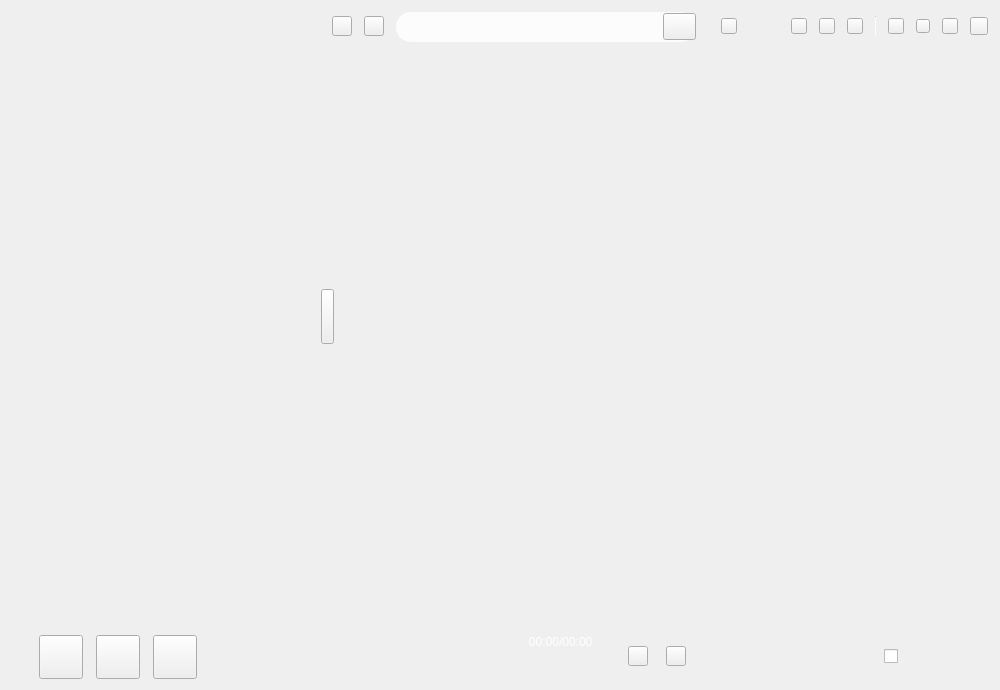
Greedysky/TTKMusicPlayer, file TTKCore/musicUiKits/musicApplication/musicapplication.ui: the form before one commit.
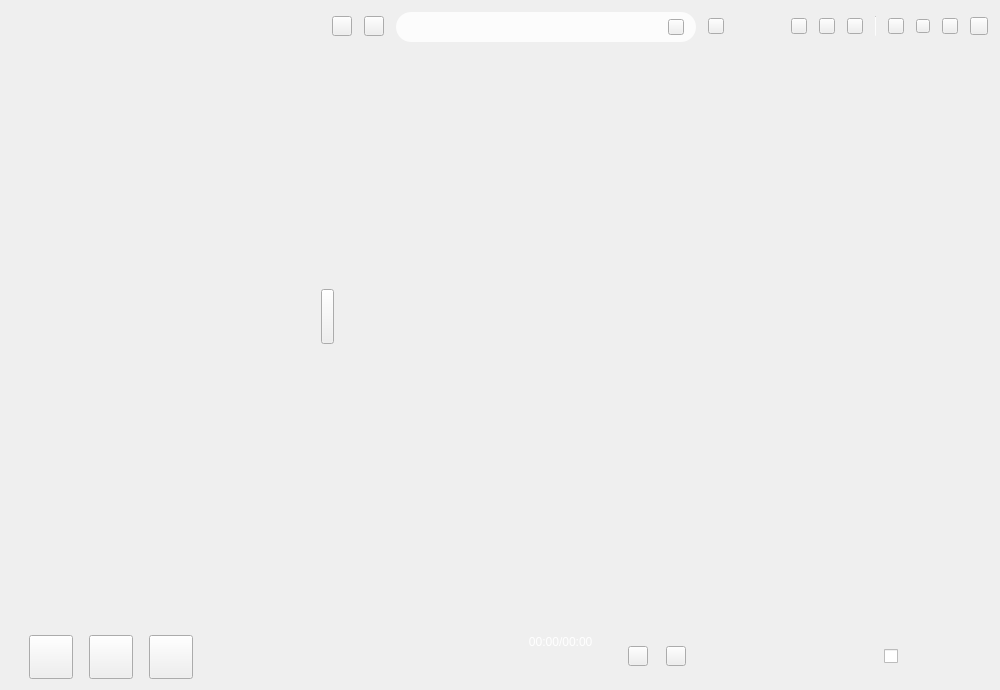
The form after the commit. Icons and pictures are not drawn. Custom widgets are drawn as their Qt base class.

What changed in the file:
```diff
--- a/TTKCore/musicUiKits/musicApplication/musicapplication.ui
+++ b/TTKCore/musicUiKits/musicApplication/musicapplication.ui
@@ -239,14 +239,14 @@
                 <widget class="QToolButton" name="musicSearchButton">
                  <property name="minimumSize">
                   <size>
-                   <width>33</width>
-                   <height>27</height>
+                   <width>16</width>
+                   <height>16</height>
                   </size>
                  </property>
                  <property name="maximumSize">
                   <size>
-                   <width>33</width>
-                   <height>27</height>
+                   <width>16</width>
+                   <height>16</height>
                   </size>
                  </property>
                  <property name="text">
@@ -254,25 +254,25 @@
                  </property>
                 </widget>
                </item>
+               <item>
+                <spacer name="horizontalSpacer">
+                 <property name="orientation">
+                  <enum>Qt::Horizontal</enum>
+                 </property>
+                 <property name="sizeType">
+                  <enum>QSizePolicy::Fixed</enum>
+                 </property>
+                 <property name="sizeHint" stdset="0">
+                  <size>
+                   <width>10</width>
+                   <height>20</height>
+                  </size>
+                 </property>
+                </spacer>
+               </item>
               </layout>
              </widget>
             </item>
-            <item>
-             <widget class="QLabel" name="marginLabel">
-              <property name="minimumSize">
-               <size>
-                <width>1</width>
-                <height>1</height>
-               </size>
-              </property>
-              <property name="maximumSize">
-               <size>
-                <width>1</width>
-                <height>1</height>
-               </size>
-              </property>
-             </widget>
-            </item>
             <item>
              <widget class="QToolButton" name="musicWindowIdentify">
               <property name="minimumSize">
@@ -792,23 +792,20 @@
                 <number>0</number>
                </property>
                <item>
-                <widget class="QLabel" name="musicLabelMargin">
-                 <property name="minimumSize">
-                  <size>
-                   <width>1</width>
-                   <height>0</height>
-                  </size>
+                <spacer name="horizontalSpacer_5">
+                 <property name="orientation">
+                  <enum>Qt::Horizontal</enum>
                  </property>
-                 <property name="maximumSize">
+                 <property name="sizeType">
+                  <enum>QSizePolicy::Fixed</enum>
+                 </property>
+                 <property name="sizeHint" stdset="0">
                   <size>
                    <width>1</width>
-                   <height>16777215</height>
+                   <height>20</height>
                   </size>
                  </property>
-                 <property name="text">
-                  <string/>
-                 </property>
-                </widget>
+                </spacer>
                </item>
                <item>
                 <widget class="QToolButton" name="musicPrevious">
```
